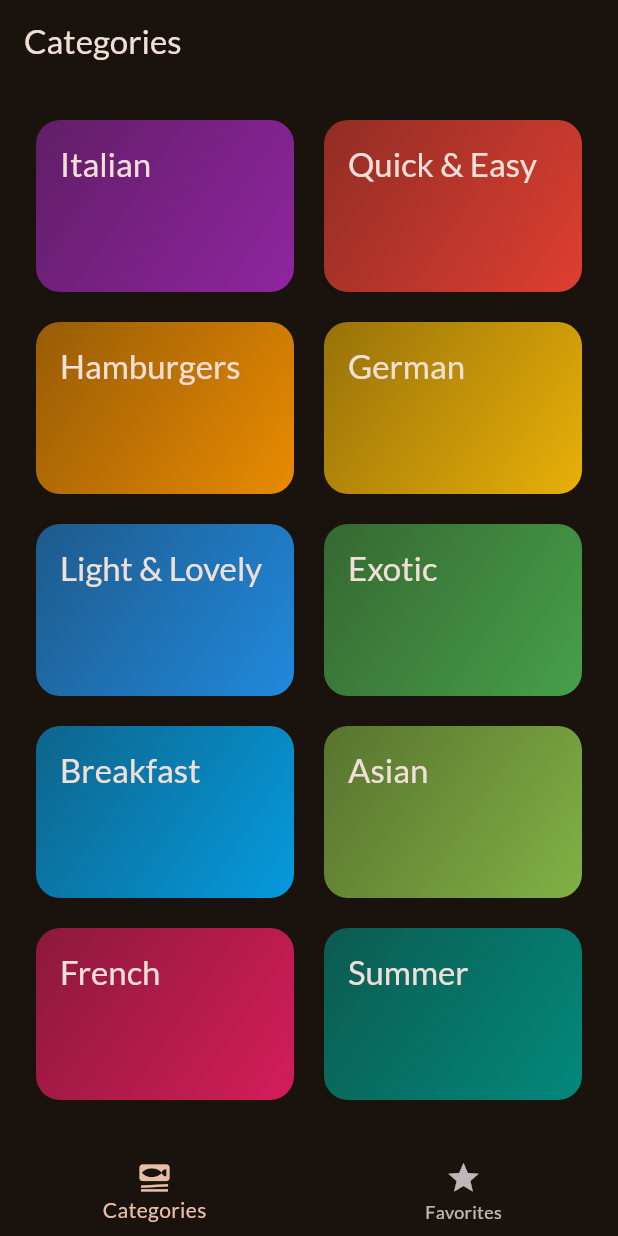
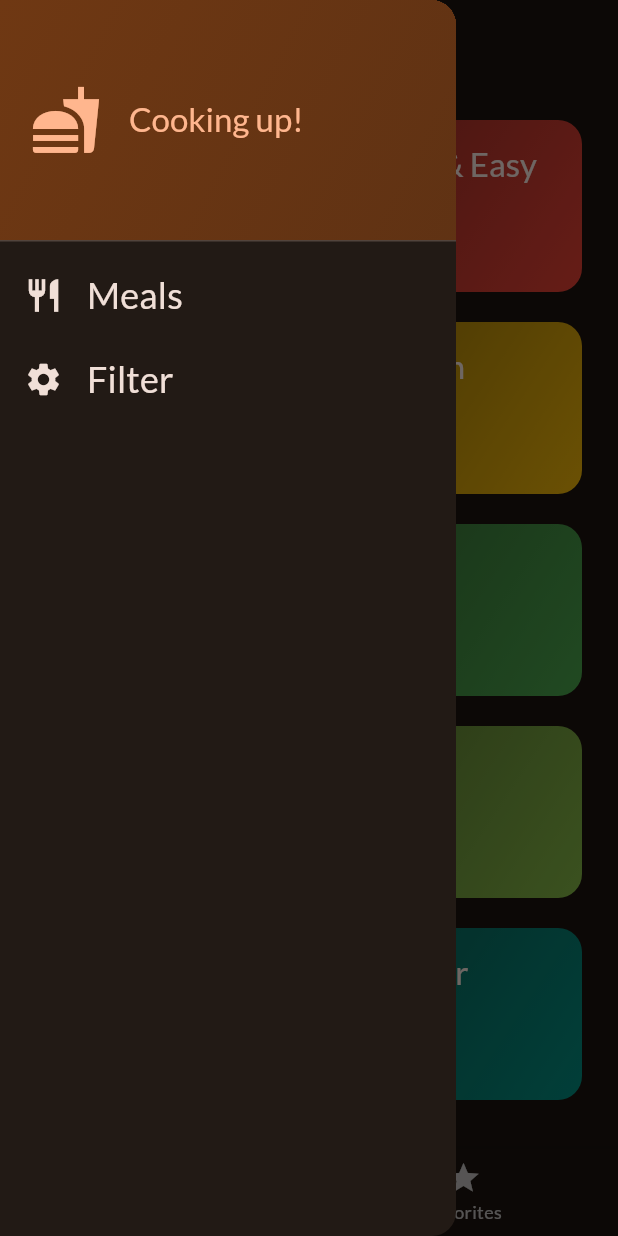
Before and after one commit to Pratam-Kalligudda/meal_app, a Flutter app: the screen it shows after launch, with the side drawer open (before the commit the screen has no drawer), on a phone screen of 412 x 824 dp. Run offline on Flutter 3.47's test engine with Material 2 defaults, Android fonts, the phone set to English and light mode, and no system bars; our stand-ins replace google_fonts, transparent_image.

Commit message:
completed app

```diff
--- a/lib/screens/categories.dart
+++ b/lib/screens/categories.dart
@@ -1,21 +1,30 @@
 import 'package:flutter/material.dart';
 import 'package:meal_app/data/dummy_data.dart';
 import 'package:meal_app/models/category.dart';
+import 'package:meal_app/models/meal.dart';
 import 'package:meal_app/screens/meals.dart';
 import 'package:meal_app/widgets/category_grid_item.dart';
 
 class CategoryScreen extends StatelessWidget {
-  const CategoryScreen({super.key});
+  const CategoryScreen(
+      {super.key,
+      required this.onToggleFavorite,
+      required this.availableMeals});
+  final void Function(Meal meal) onToggleFavorite;
+  final List<Meal> availableMeals;
 
   void _selectCategory(BuildContext context, Category category) {
-    final filteredMeals = dummyMeals
+    final filteredMeals = availableMeals
         .where((meal) => meal.categories.contains(category.id))
         .toList();
 
     Navigator.of(context).push(
       MaterialPageRoute(
-        builder: (ctx) =>
-            MealsScreen(meals: filteredMeals, title: category.title),
+        builder: (ctx) => MealsScreen(
+          meals: filteredMeals,
+          title: category.title,
+          onToggleFavorite: onToggleFavorite,
+        ),
       ),
     );
   }
--- a/lib/screens/tabs.dart
+++ b/lib/screens/tabs.dart
@@ -1,6 +1,17 @@
 import 'package:flutter/material.dart';
+import 'package:meal_app/data/dummy_data.dart';
 import 'package:meal_app/screens/categories.dart';
+import 'package:meal_app/screens/filters.dart';
 import 'package:meal_app/screens/meals.dart';
+import 'package:meal_app/models/meal.dart';
+import 'package:meal_app/widgets/main_drawer.dart';
+
+const kInitialFilters = {
+  Filters.glutenFree: false,
+  Filters.lactoseFree: false,
+  Filters.vegan: false,
+  Filters.vegetarian: false,
+};
 
 class TabsScreen extends StatefulWidget {
   const TabsScreen({super.key});
@@ -11,6 +22,8 @@ class TabsScreen extends StatefulWidget {
 
 class _TabsScreenState extends State<TabsScreen> {
   int _selectedPageIndex = 0;
+  final List<Meal> _favoriteMeal = [];
+  Map<Filters, bool> _selectedFilters = kInitialFilters;
 
   void _selectPage(int index) {
     setState(() {
@@ -18,19 +31,80 @@ class _TabsScreenState extends State<TabsScreen> {
     });
   }
 
+  void _toggleFavoriteMeal(Meal meal) {
+    final _isExisting = _favoriteMeal.contains(meal);
+    if (_isExisting) {
+      setState(() {
+        _favoriteMeal.remove(meal);
+        _showInfoMessage("Meal is no longer a favorite");
+      });
+    } else {
+      setState(() {
+        _favoriteMeal.add(meal);
+        _showInfoMessage("Marked as favorite");
+      });
+    }
+  }
+
+  void _showInfoMessage(String message) {
+    ScaffoldMessenger.of(context).clearSnackBars();
+    ScaffoldMessenger.of(context)
+        .showSnackBar(SnackBar(content: Text(message)));
+  }
+
+  void _selectScreen(String identifer) async {
+    Navigator.of(context).pop();
+    if (identifer == "Filters") {
+      final result = await Navigator.of(context).push<Map<Filters, bool>>(
+        MaterialPageRoute(
+          builder: ((context) => FilterScreen(
+                selectedFilters: _selectedFilters,
+              )),
+        ),
+      );
+      setState(() {
+        _selectedFilters = result ?? kInitialFilters;
+      });
+    }
+  }
+
   @override
   Widget build(BuildContext context) {
-    Widget activePage = const CategoryScreen();
+    final availableMeals = dummyMeals.where((meal) {
+      if (_selectedFilters[Filters.glutenFree]! && !meal.isGlutenFree) {
+        return false;
+      }
+      if (_selectedFilters[Filters.lactoseFree]! && !meal.isLactoseFree) {
+        return false;
+      }
+      if (_selectedFilters[Filters.vegan]! && !meal.isVegan) {
+        return false;
+      }
+      if (_selectedFilters[Filters.vegetarian]! && !meal.isVegetarian) {
+        return false;
+      }
+
+      return true;
+    }).toList();
+
+    Widget activePage = CategoryScreen(
+      onToggleFavorite: _toggleFavoriteMeal,
+      availableMeals: availableMeals,
+    );
     var activePageTitle = "Categories";
     if (_selectedPageIndex == 1) {
-      activePage = const MealsScreen(
-        meals: [],
+      activePage = MealsScreen(
+        meals: _favoriteMeal,
+        onToggleFavorite: _toggleFavoriteMeal,
       );
       activePageTitle = "Your Favorite";
     }
     return Scaffold(
       appBar: AppBar(
         title: Text(activePageTitle),
+      ),
+      drawer: MainDrawer(
+        onSelectScreen: _selectScreen,
       ),
       body: activePage,
       bottomNavigationBar: BottomNavigationBar(
--- /dev/null
+++ b/lib/widgets/main_drawer.dart
@@ -0,0 +1,79 @@
+import 'package:flutter/material.dart';
+
+class MainDrawer extends StatelessWidget {
+  const MainDrawer({super.key, required this.onSelectScreen});
+
+  final void Function(String identifer) onSelectScreen;
+
+  @override
+  Widget build(BuildContext context) {
+    return Drawer(
+      child: Column(children: [
+        DrawerHeader(
+          decoration: BoxDecoration(
+            gradient: LinearGradient(
+              colors: [
+                Theme.of(context).colorScheme.primaryContainer,
+                Theme.of(context).colorScheme.primaryContainer.withOpacity(0.8),
+              ],
+              begin: Alignment.topLeft,
+              end: Alignment.bottomRight,
+            ),
+          ),
+          padding: const EdgeInsets.all(20),
+          child: Row(
+            children: [
+              Icon(
+                Icons.fastfood,
+                size: 48,
+                color: Theme.of(context).colorScheme.primary,
+              ),
+              const SizedBox(
+                width: 18,
+              ),
+              Text(
+                "Cooking up!",
+                style: Theme.of(context)
+                    .textTheme
+                    .titleLarge!
+                    .copyWith(color: Theme.of(context).colorScheme.primary),
+              ),
+            ],
+          ),
+        ),
+        ListTile(
+          leading: Icon(
+            Icons.restaurant,
+            size: 26,
+            color: Theme.of(context).colorScheme.onBackground,
+          ),
+          title: Text(
+            "Meals",
+            style: Theme.of(context).textTheme.titleSmall!.copyWith(
+                color: Theme.of(context).colorScheme.onBackground,
+                fontSize: 24),
+          ),
+          onTap: () {
+            onSelectScreen("Meals");
+          },
+        ),
+        ListTile(
+          leading: Icon(
+            Icons.settings,
+            size: 26,
+            color: Theme.of(context).colorScheme.onBackground,
+          ),
+          title: Text(
+            "Filter",
+            style: Theme.of(context).textTheme.titleSmall!.copyWith(
+                color: Theme.of(context).colorScheme.onBackground,
+                fontSize: 24),
+          ),
+          onTap: () {
+            onSelectScreen("Filters");
+          },
+        ),
+      ]),
+    );
+  }
+}
```
Also changed, not shown: lib/screens/filters.dart (added, +146 -0 lines), lib/screens/meals.dart (+12 -3 lines), lib/screens/meals_detail.dart (+13 -1 lines), 7 other files.
